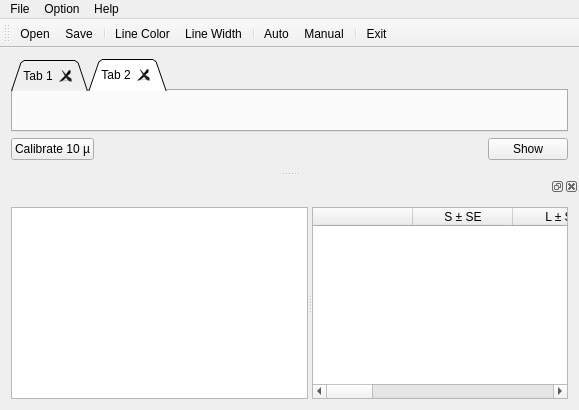
The window that mainwindow.ui (dare5421/MasterMeasure) describes before a commit, drawn with Qt 5.
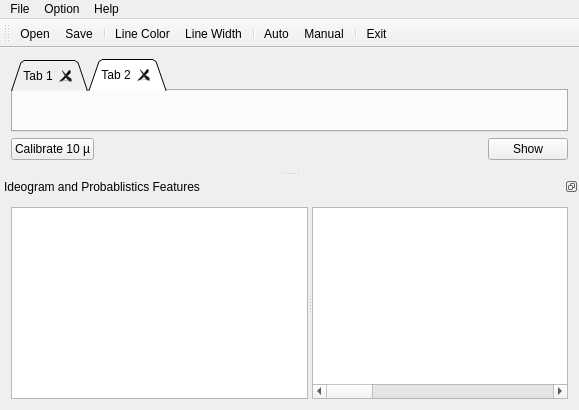
The same window after the commit. Icons and pictures are not drawn.

```diff
--- a/mainwindow.ui
+++ b/mainwindow.ui
@@ -177,6 +177,24 @@
    <addaction name="actionExit"/>
   </widget>
   <widget class="QDockWidget" name="dockWidget">
+   <property name="minimumSize">
+    <size>
+     <width>165</width>
+     <height>111</height>
+    </size>
+   </property>
+   <property name="whatsThis">
+    <string>Ideogram</string>
+   </property>
+   <property name="floating">
+    <bool>false</bool>
+   </property>
+   <property name="features">
+    <set>QDockWidget::DockWidgetFloatable|QDockWidget::DockWidgetMovable</set>
+   </property>
+   <property name="windowTitle">
+    <string>Ideogram and Probablistics Features</string>
+   </property>
    <attribute name="dockWidgetArea">
     <number>8</number>
    </attribute>
@@ -209,13 +227,13 @@
          <cursorShape>ArrowCursor</cursorShape>
         </property>
         <attribute name="horizontalHeaderVisible">
-         <bool>true</bool>
+         <bool>false</bool>
         </attribute>
         <attribute name="horizontalHeaderCascadingSectionResizes">
          <bool>false</bool>
         </attribute>
         <attribute name="verticalHeaderVisible">
-         <bool>true</bool>
+         <bool>false</bool>
         </attribute>
         <column>
          <property name="text">
```
Left out of the diff: 3 changed lines with no effect on the pictures.
